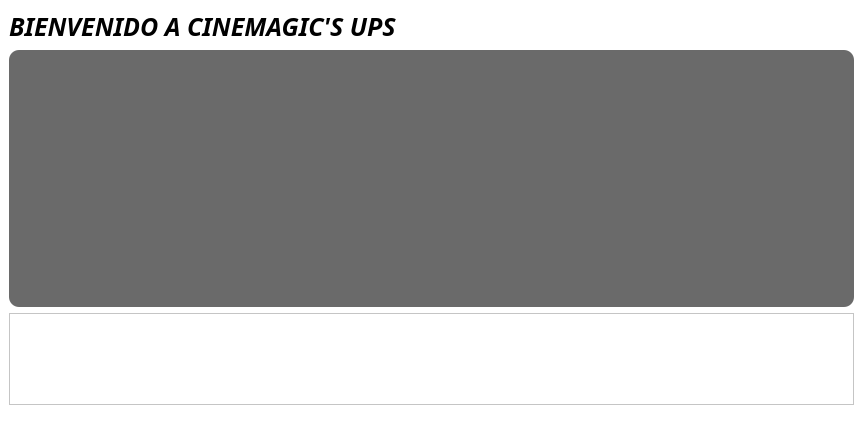
First picture: the form in cine.ui, repository Santi-gdl/ProyectoCinep2, before the edit.
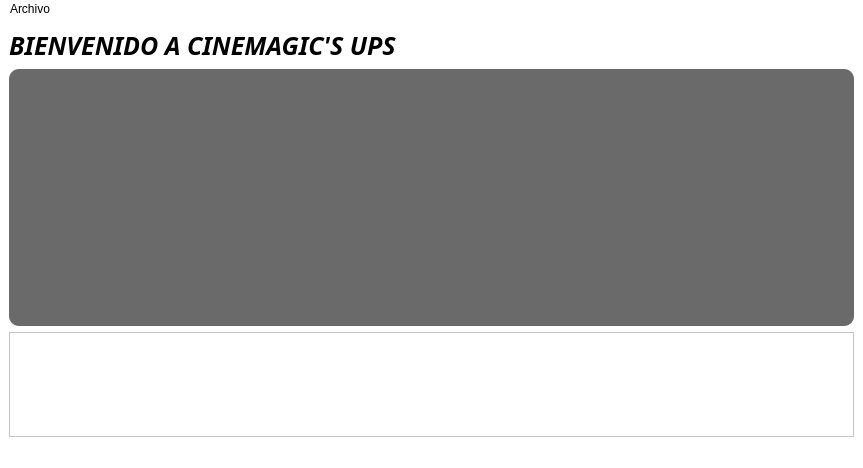
Second picture: the form after the edit. Icons and pictures are not drawn.

What changed in the file:
```diff
--- a/cine.ui
+++ b/cine.ui
@@ -7,7 +7,7 @@
     <x>0</x>
     <y>0</y>
     <width>863</width>
-    <height>436</height>
+    <height>468</height>
    </rect>
   </property>
   <property name="maximumSize">
@@ -264,9 +264,17 @@
      <x>0</x>
      <y>0</y>
      <width>863</width>
-     <height>22</height>
+     <height>26</height>
     </rect>
    </property>
+   <widget class="QMenu" name="menuArchivo">
+    <property name="title">
+     <string>Archivo</string>
+    </property>
+    <addaction name="actionDulceria"/>
+    <addaction name="separator"/>
+   </widget>
+   <addaction name="menuArchivo"/>
   </widget>
   <widget class="QStatusBar" name="statusbar"/>
  </widget>
```
Left out of the diff: 5 changed lines with no effect on the pictures.
